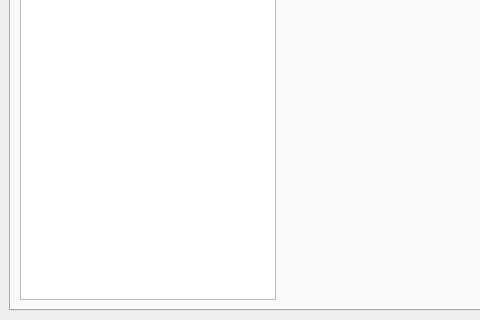
First picture: the form in ProfilerWindow.ui, repository hdinkelbach/ANNarchyProfiler, before the edit; both pictures show x 0 to 480 and y 280 to 600 of the 787 by 600 pixel window.
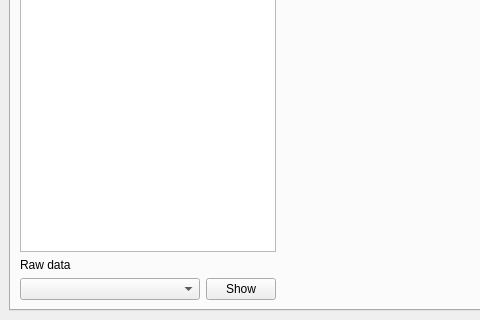
Second picture: the form after the edit. Custom widgets are drawn as their Qt base class.

Commit message: - Add: Possibility to show raw data in a chart

Patch:
```diff
--- a/ProfilerWindow.ui
+++ b/ProfilerWindow.ui
@@ -85,10 +85,7 @@
        </attribute>
        <layout class="QHBoxLayout" name="errorbar_chart_layout">
         <item>
-         <layout class="QVBoxLayout" name="verticalLayout_3" stretch="0">
-          <property name="spacing">
-           <number>6</number>
-          </property>
+         <layout class="QVBoxLayout" name="verticalLayout_4">
           <property name="rightMargin">
            <number>0</number>
           </property>
@@ -110,6 +107,52 @@
             </column>
            </widget>
           </item>
+          <item>
+           <layout class="QGridLayout" name="gridLayout">
+            <property name="topMargin">
+             <number>0</number>
+            </property>
+            <item row="1" column="0">
+             <widget class="QComboBox" name="cmbRawData"/>
+            </item>
+            <item row="0" column="0">
+             <widget class="QLabel" name="lblRawData">
+              <property name="text">
+               <string>Raw data</string>
+              </property>
+             </widget>
+            </item>
+            <item row="1" column="1">
+             <widget class="QPushButton" name="btnRawData">
+              <property name="sizePolicy">
+               <sizepolicy hsizetype="Maximum" vsizetype="Fixed">
+                <horstretch>0</horstretch>
+                <verstretch>0</verstretch>
+               </sizepolicy>
+              </property>
+              <property name="maximumSize">
+               <size>
+                <width>70</width>
+                <height>16777215</height>
+               </size>
+              </property>
+              <property name="text">
+               <string>Show</string>
+              </property>
+             </widget>
+            </item>
+           </layout>
+          </item>
+         </layout>
+        </item>
+        <item>
+         <layout class="QVBoxLayout" name="verticalLayout_3" stretch="">
+          <property name="spacing">
+           <number>6</number>
+          </property>
+          <property name="rightMargin">
+           <number>0</number>
+          </property>
          </layout>
         </item>
         <item>
```
The commit also changes 1 other file.
